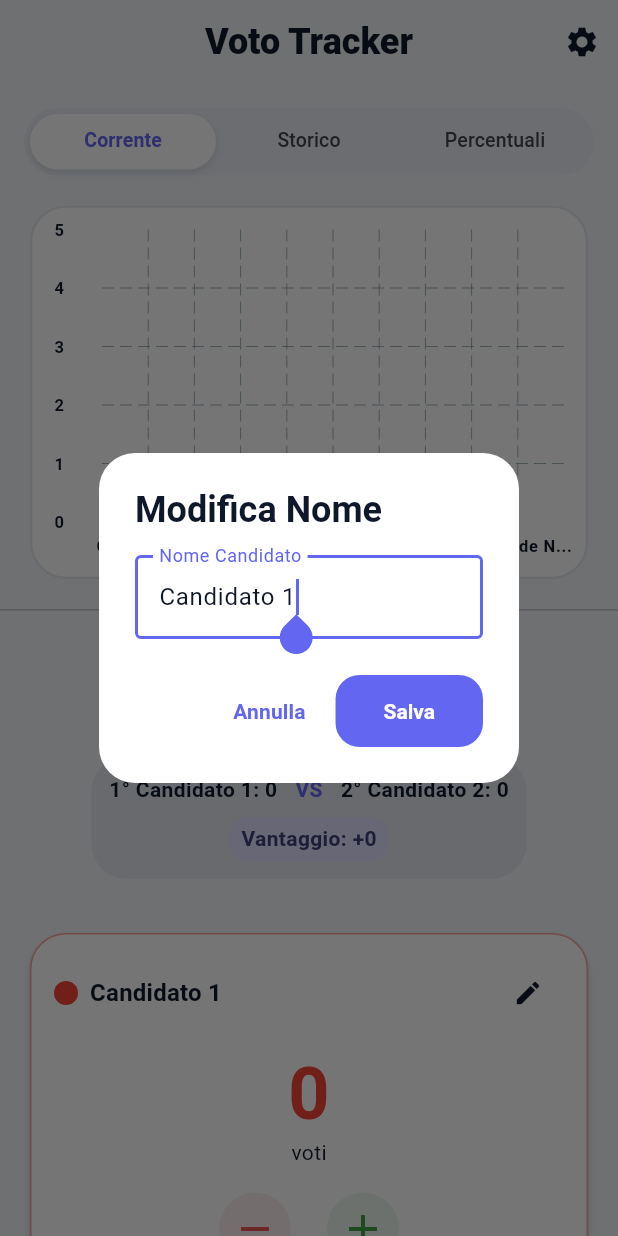
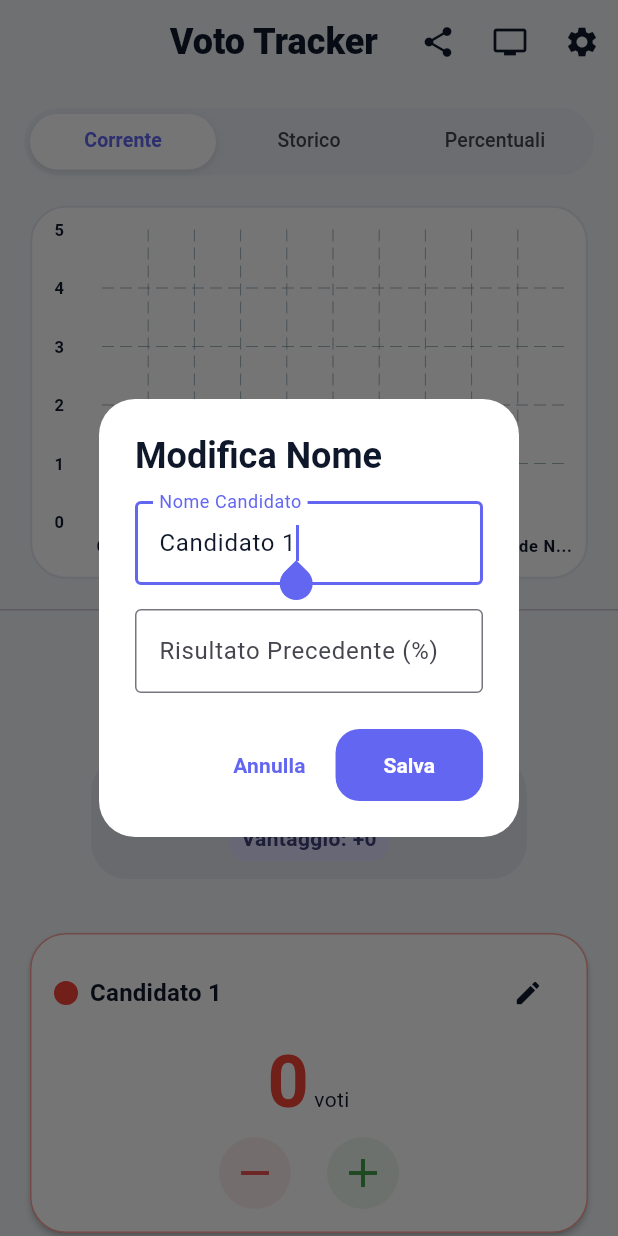
Before and after one commit to vantaggi/voto_tracker, a Flutter app: the screen it shows after launch, after a tap on the "edit" icon, on a phone screen of 412 x 824 dp. Run offline on Flutter 3.47's test engine with Material 3 defaults, Android fonts, the phone set to English and light mode, and no system bars; drawn by our look-alikes of fl_chart; our stand-ins replace file_picker, pdf, printing, screenshot, share_plus, shared_preferences and 1 more.

Commit message:
feat: Implement core voting tracker features including projector mode, candidate management, settings, and social sharing services.

```diff
--- a/lib/models/candidate.dart
+++ b/lib/models/candidate.dart
@@ -5,12 +5,14 @@ class Candidate {
   int votes;
   Color color;
   int rank = 0; // Transient property for display, initialized to 0
+  double? previousPercentage; // For Swing Analysis
 
   Candidate({
     required this.name,
     required this.votes,
     required this.color,
-    this.rank = 0
+    this.rank = 0,
+    this.previousPercentage,
   });
 
   double getPercentage(int totalVotes) {
@@ -21,6 +23,7 @@ class Candidate {
     'name': name,
     'votes': votes,
     'color': color.toARGB32(),
+    'previousPercentage': previousPercentage,
   };
 
   factory Candidate.fromJson(Map<String, dynamic> json) {
@@ -28,7 +31,8 @@ class Candidate {
       name: json['name'],
       votes: json['votes'],
       color: Color(json['color']),
-      rank: json['rank'] ?? 0, // Ensure rank is loaded or defaults to 0
+      rank: json['rank'] ?? 0,
+      previousPercentage: json['previousPercentage'] != null ? (json['previousPercentage'] as num).toDouble() : null,
     );
   }
 }
--- a/lib/screens/home_page.dart
+++ b/lib/screens/home_page.dart
@@ -4,6 +4,10 @@ import 'package:voto_tracker/widgets/charts_section.dart';
 import 'package:voto_tracker/widgets/candidates_section.dart';
 import 'package:wakelock_plus/wakelock_plus.dart';
 import 'package:voto_tracker/screens/settings_dialog.dart';
+import 'package:provider/provider.dart';
+import 'package:voto_tracker/providers/scrutiny_provider.dart';
+import 'package:voto_tracker/screens/projector_mode_screen.dart';
+import 'package:voto_tracker/services/social_share_service.dart';
 
 class HomePage extends StatelessWidget {
   const HomePage({super.key});
@@ -15,6 +19,26 @@ class HomePage extends StatelessWidget {
       appBar: AppBar(
         title: const Text(AppStrings.appTitle),
         actions: [
+            IconButton(
+                icon: const Icon(Icons.share),
+                tooltip: "Condividi Risultati",
+                onPressed: () {
+                    final provider = context.read<ScrutinyProvider>();
+                    SocialShareService.shareResults(
+                        candidates: provider.sortedCandidates,
+                        totalVotes: provider.totalVotesAssigned,
+                        winner: provider.winner
+                    );
+                },
+            ),
+            IconButton(
+                icon: const Icon(Icons.tv),
+                tooltip: "Modalità Proiettore",
+                onPressed: () => Navigator.push(
+                    context,
+                    MaterialPageRoute(builder: (context) => const ProjectorModeScreen())
+                ),
+            ),
             IconButton(
                 icon: const Icon(Icons.settings),
                 tooltip: AppStrings.settingsButtonTooltip,
--- a/lib/widgets/candidate_card.dart
+++ b/lib/widgets/candidate_card.dart
@@ -15,6 +15,15 @@ class CandidateCard extends StatelessWidget {
   @override
   Widget build(BuildContext context) {
     final theme = Theme.of(context);
+    final provider = context.watch<ScrutinyProvider>();
+    final totalVotes = provider.totalVotesAssigned;
+    final currentPercentage = candidate.getPercentage(totalVotes);
+    final previousPercentage = candidate.previousPercentage;
+    double? delta;
+    if (previousPercentage != null) {
+      delta = currentPercentage - previousPercentage;
+    }
+
     return Card(
       elevation: 2,
       shape: RoundedRectangleBorder(
@@ -76,14 +85,51 @@ class CandidateCard extends StatelessWidget {
                     ),
                 ],
                 ),
-                const SizedBox(height: 16),
+                const SizedBox(height: 8),
+                Row(
+                  mainAxisAlignment: MainAxisAlignment.center,
+                  crossAxisAlignment: CrossAxisAlignment.baseline,
+                  textBaseline: TextBaseline.alphabetic,
+                  children: [
                      Text(
                         '${candidate.votes}',
                         style: theme.textTheme.displayMedium
                             ?.copyWith(color: candidate.color, fontWeight: FontWeight.bold),
                      ),
+                     const SizedBox(width: 4),
                      Text(AppStrings.votes, style: theme.textTheme.bodyMedium),
-                const SizedBox(height: 16),
+                  ]
+                ),
+                 // Swing Analysis Display
+                if (delta != null)
+                Padding(
+                  padding: const EdgeInsets.only(bottom: 8),
+                  child: Row(
+                    mainAxisAlignment: MainAxisAlignment.center,
+                    children: [
+                      Icon(
+                        delta >= 0 ? Icons.arrow_upward : Icons.arrow_downward,
+                        size: 14,
+                        color: delta >= 0 ? Colors.green : Colors.red,
+                      ),
+                      const SizedBox(width: 4),
+                      Text(
+                        '${delta >= 0 ? "+" : ""}${delta.toStringAsFixed(1)}%',
+                        style: theme.textTheme.bodySmall?.copyWith(
+                          color: delta >= 0 ? Colors.green : Colors.red,
+                          fontWeight: FontWeight.bold
+                        ),
+                      ),
+                      const SizedBox(width: 4),
+                      Text(
+                         '(vs ${previousPercentage!.toStringAsFixed(1)}%)',
+                         style: theme.textTheme.bodySmall?.copyWith(color: theme.hintColor, fontSize: 10),
+                      )
+                    ],
+                  ),
+                ),
+
+                const SizedBox(height: 8),
                 Row(
                 mainAxisAlignment: MainAxisAlignment.center,
                 children: [
@@ -134,19 +180,37 @@ class CandidateCard extends StatelessWidget {
   }
 
   void _showEditNameDialog(BuildContext context) {
-    final controller = TextEditingController(text: candidate.name);
+    final nameController = TextEditingController(text: candidate.name);
+    final prevController = TextEditingController(text: candidate.previousPercentage?.toString() ?? "");
+
     showDialog(
       context: context,
       builder: (context) => AlertDialog(
         title: const Text(AppStrings.editName),
-        content: TextField(
-          controller: controller,
+        content: Column(
+          mainAxisSize: MainAxisSize.min,
+          children: [
+              TextField(
+                controller: nameController,
                 autofocus: true,
                 decoration: const InputDecoration(
                     labelText: AppStrings.candidateName,
                     border: OutlineInputBorder(),
                 ),
                 textCapitalization: TextCapitalization.words,
+              ),
+              const SizedBox(height: 16),
+              TextField(
+                controller: prevController,
+                decoration: const InputDecoration(
+                    labelText: "Risultato Precedente (%)",
+                    suffixText: "%",
+                    border: OutlineInputBorder(),
+                    hintText: "Es. 25.5"
+                ),
+                keyboardType: const TextInputType.numberWithOptions(decimal: true),
+              ),
+          ]
         ),
         actions: [
           TextButton(
@@ -157,8 +221,17 @@ class CandidateCard extends StatelessWidget {
             style: ElevatedButton.styleFrom(
                 textStyle: const TextStyle(fontWeight: FontWeight.bold)),
             onPressed: () {
-              if (controller.text.isNotEmpty) {
-                context.read<ScrutinyProvider>().renameCandidate(index, controller.text);
+              if (nameController.text.isNotEmpty) {
+                final provider = context.read<ScrutinyProvider>();
+                provider.renameCandidate(index, nameController.text);
+
+                if (prevController.text.isNotEmpty) {
+                    final val = double.tryParse(prevController.text.replaceAll(',', '.'));
+                    provider.setCandidatePreviousPercentage(index, val);
+                } else {
+                    provider.setCandidatePreviousPercentage(index, null);
+                }
+
                 Navigator.pop(context);
               }
             },
--- a/pubspec.yaml
+++ b/pubspec.yaml
@@ -28,6 +28,10 @@ dependencies:
   pdf: ^3.11.0
   printing: ^5.13.0
   wakelock_plus: ^1.2.9
+  share_plus: ^10.1.4
+  path_provider: ^2.1.5
+  file_picker: ^8.1.7
+  screenshot: ^3.0.0
 
 dev_dependencies:
   flutter_test:
```
Also changed, not shown: lib/providers/scrutiny_provider.dart (+36 -1 lines), lib/screens/projector_mode_screen.dart (added, +164 -0 lines), lib/screens/settings_dialog.dart (+27 -0 lines), lib/services/configuration_service.dart (added, +53 -0 lines), lib/services/social_share_service.dart (added, +43 -0 lines), lib/widgets/social_results_card.dart (added, +121 -0 lines), pubspec.lock, 5 other files. Lines whose indentation alone changed are shown as unchanged.
